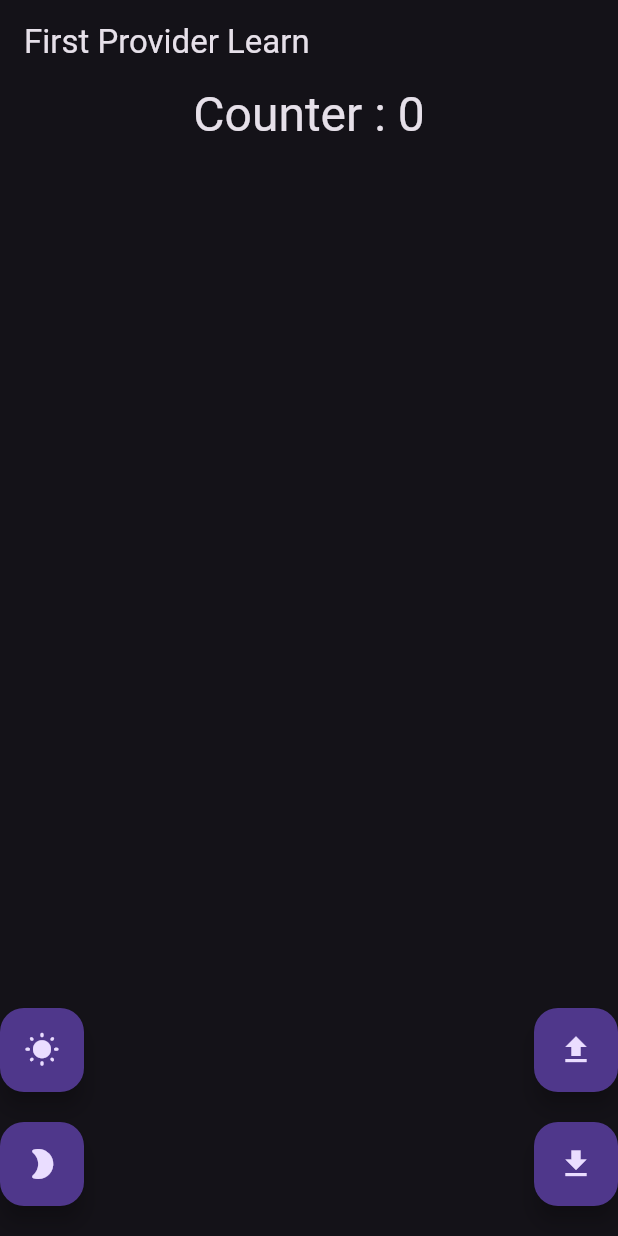
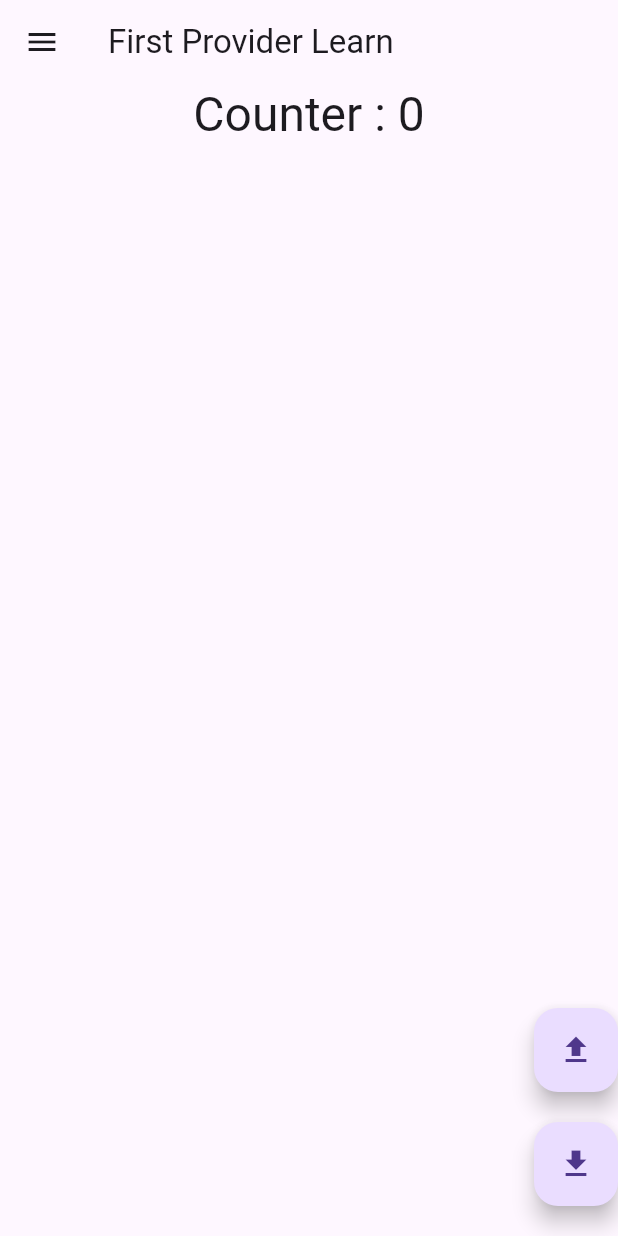
Before and after one commit to EminAkkaya/lesson_demos, a Flutter app: the screen it shows after launch, on a phone screen of 412 x 824 dp. Run offline on Flutter 3.47's test engine with Material 3 defaults, Android fonts, the light colour scheme and no system bars.

Commit message:
Add theme provider and integrate theme switching in FirstProviderLearn

```diff
--- a/lib/101/first_provider_learn.dart
+++ b/lib/101/first_provider_learn.dart
@@ -1,5 +1,6 @@
 import 'package:flutter/material.dart';
 import 'package:lesson_demos/providers/first_provider.dart';
+import 'package:lesson_demos/providers/theme_provider.dart';
 import 'package:provider/provider.dart';
 
 class FirstProviderLearn extends StatelessWidget {
@@ -8,6 +9,22 @@ class FirstProviderLearn extends StatelessWidget {
   @override
   Widget build(BuildContext context) {
     return Scaffold(
+      drawer: Drawer(
+        child: ListView(
+          children: [
+            const DrawerHeader(child: Text("Provider Teaching")),
+            ListTile(
+              leading: Icon(Icons.dark_mode),
+              title:
+                  context.watch<ThemeProvider>().theme == ThemeData.light()
+                      ? Icon(Icons.arrow_back)
+                      : Icon(Icons.arrow_forward),
+              trailing: Icon(Icons.light_mode_rounded),
+              onTap: context.read<ThemeProvider>().changeTheme,
+            ),
+          ],
+        ),
+      ),
       appBar: AppBar(title: const Text("First Provider Learn")),
       body: Center(
         child: Column(
@@ -19,24 +36,6 @@ class FirstProviderLearn extends StatelessWidget {
             ),
             Row(
               children: [
-                Column(
-                  children: [
-                    FloatingActionButton(
-                      onPressed: () {
-                        context.read<FirstProvider>().changeThemeLight();
-                      },
-                      child: const Icon(Icons.wb_sunny_rounded),
-                    ),
-                    const SizedBox(height: 20),
-                    FloatingActionButton(
-                      onPressed: () {
-                        context.read<FirstProvider>().changeThemeDark();
-                      },
-                      child: const Icon(Icons.mode_night_rounded),
-                    ),
-                    const SizedBox(height: 20),
-                  ],
-                ),
                 Expanded(child: SizedBox(width: double.infinity)),
                 Column(
                   children: [
--- a/lib/main.dart
+++ b/lib/main.dart
@@ -1,15 +1,15 @@
 import 'package:flutter/material.dart';
 import 'package:lesson_demos/101/first_provider_learn.dart';
 import 'package:lesson_demos/providers/first_provider.dart';
+import 'package:lesson_demos/providers/theme_provider.dart';
 import 'package:provider/provider.dart';
 
 void main() {
   runApp(
     MultiProvider(
       providers: [
-        ChangeNotifierProvider<FirstProvider>(
-          create: (context) => FirstProvider(),
-        ),
+        ChangeNotifierProvider(create: (context) => ThemeProvider()),
+        ChangeNotifierProvider(create: (context) => FirstProvider()),
       ],
       child: const MyApp(),
     ),
@@ -23,7 +23,7 @@ class MyApp extends StatelessWidget {
   Widget build(BuildContext context) {
     return MaterialApp(
       title: 'Flutter Demo',
-      theme: context.watch<FirstProvider>().theme,
+      theme: context.watch<ThemeProvider>().theme,
       debugShowCheckedModeBanner: false,
       home: FirstProviderLearn(),
     );
--- /dev/null
+++ b/lib/providers/theme_provider.dart
@@ -0,0 +1,10 @@
+import 'package:flutter/material.dart';
+
+class ThemeProvider extends ChangeNotifier {
+  ThemeData theme = ThemeData.light();
+
+  void changeTheme() {
+    theme = theme == ThemeData.light() ? ThemeData.dark() : ThemeData.light();
+    notifyListeners();
+  }
+}
```
Also changed, not shown: lib/providers/first_provider.dart (+0 -10 lines).
